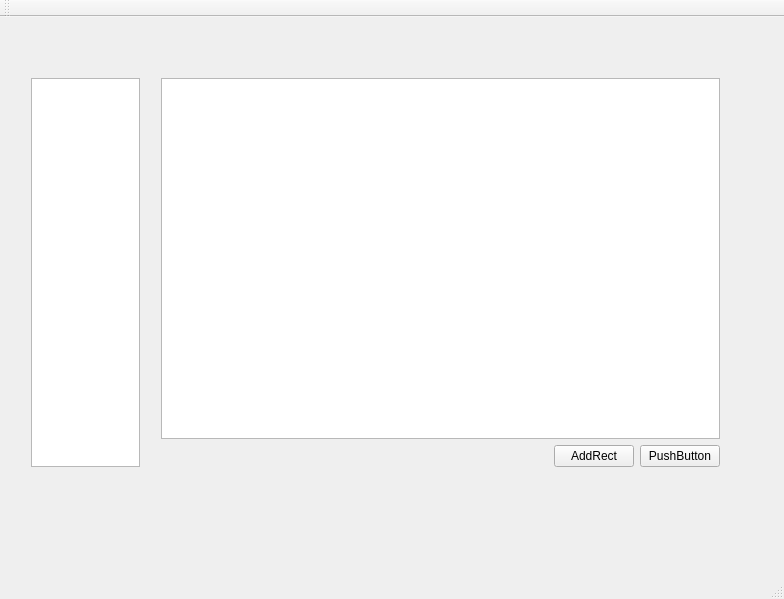
Matheusih/UIapp, file mainwindow.ui: the form before one commit.
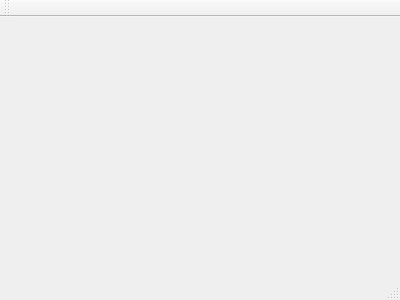
The form after the commit.

The edit to the form file:
```diff
--- a/mainwindow.ui
+++ b/mainwindow.ui
@@ -1,102 +1,25 @@
 <?xml version="1.0" encoding="UTF-8"?>
 <ui version="4.0">
  <class>MainWindow</class>
- <widget class="QMainWindow" name="MainWindow">
-  <property name="geometry">
+ <widget class="QMainWindow" name="MainWindow" >
+  <property name="geometry" >
    <rect>
     <x>0</x>
     <y>0</y>
-    <width>784</width>
-    <height>599</height>
+    <width>400</width>
+    <height>300</height>
    </rect>
   </property>
   <property name="windowTitle">
    <string>MainWindow</string>
   </property>
-  <widget class="QWidget" name="centralWidget">
-   <widget class="QWidget" name="verticalLayoutWidget">
-    <property name="geometry">
-     <rect>
-      <x>20</x>
-      <y>50</y>
-      <width>131</width>
-      <height>411</height>
-     </rect>
-    </property>
-    <layout class="QVBoxLayout" name="verticalLayout">
-     <item>
-      <widget class="QListView" name="listView"/>
-     </item>
-    </layout>
-   </widget>
-   <widget class="QWidget" name="">
-    <property name="geometry">
-     <rect>
-      <x>150</x>
-      <y>50</y>
-      <width>581</width>
-      <height>411</height>
-     </rect>
-    </property>
-    <layout class="QGridLayout" name="gridLayout">
-     <item row="1" column="0">
-      <layout class="QHBoxLayout" name="horizontalLayout">
-       <item>
-        <spacer name="horizontalSpacer">
-         <property name="orientation">
-          <enum>Qt::Horizontal</enum>
-         </property>
-         <property name="sizeHint" stdset="0">
-          <size>
-           <width>40</width>
-           <height>20</height>
-          </size>
-         </property>
-        </spacer>
-       </item>
-       <item>
-        <widget class="QPushButton" name="AddRect">
-         <property name="text">
-          <string>AddRect</string>
-         </property>
-        </widget>
-       </item>
-       <item>
-        <widget class="QPushButton" name="pushButton_2">
-         <property name="text">
-          <string>PushButton</string>
-         </property>
-        </widget>
-       </item>
-      </layout>
-     </item>
-     <item row="0" column="0">
-      <widget class="QGraphicsView" name="graphicsView"/>
-     </item>
-    </layout>
-   </widget>
-  </widget>
-  <widget class="QMenuBar" name="menuBar">
-   <property name="geometry">
-    <rect>
-     <x>0</x>
-     <y>0</y>
-     <width>784</width>
-     <height>20</height>
-    </rect>
-   </property>
-  </widget>
-  <widget class="QToolBar" name="mainToolBar">
-   <attribute name="toolBarArea">
-    <enum>TopToolBarArea</enum>
-   </attribute>
-   <attribute name="toolBarBreak">
-    <bool>false</bool>
-   </attribute>
-  </widget>
-  <widget class="QStatusBar" name="statusBar"/>
+  <widget class="QMenuBar" name="menuBar" />
+  <widget class="QToolBar" name="mainToolBar" />
+  <widget class="QWidget" name="centralWidget" />
+  <widget class="QStatusBar" name="statusBar" />
  </widget>
- <layoutdefault spacing="6" margin="11"/>
+ <layoutDefault spacing="6" margin="11" />
+ <pixmapfunction></pixmapfunction>
  <resources/>
  <connections/>
 </ui>
```
Left out of the diff: 3 changed lines with no effect on the pictures.
